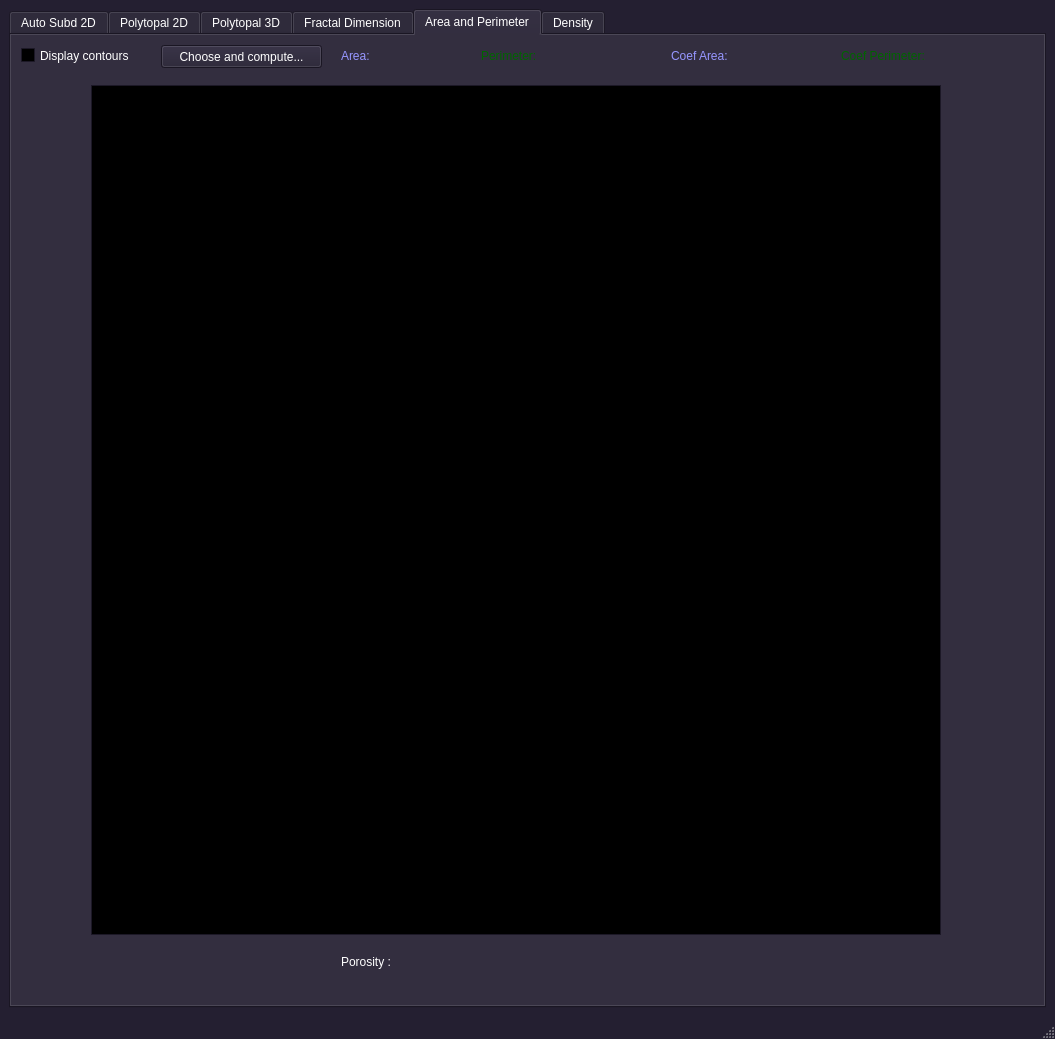
Above: src/gui/mainwindow.ui from borisbordeaux/Auto_Frac before the change. Below: the same form after it.
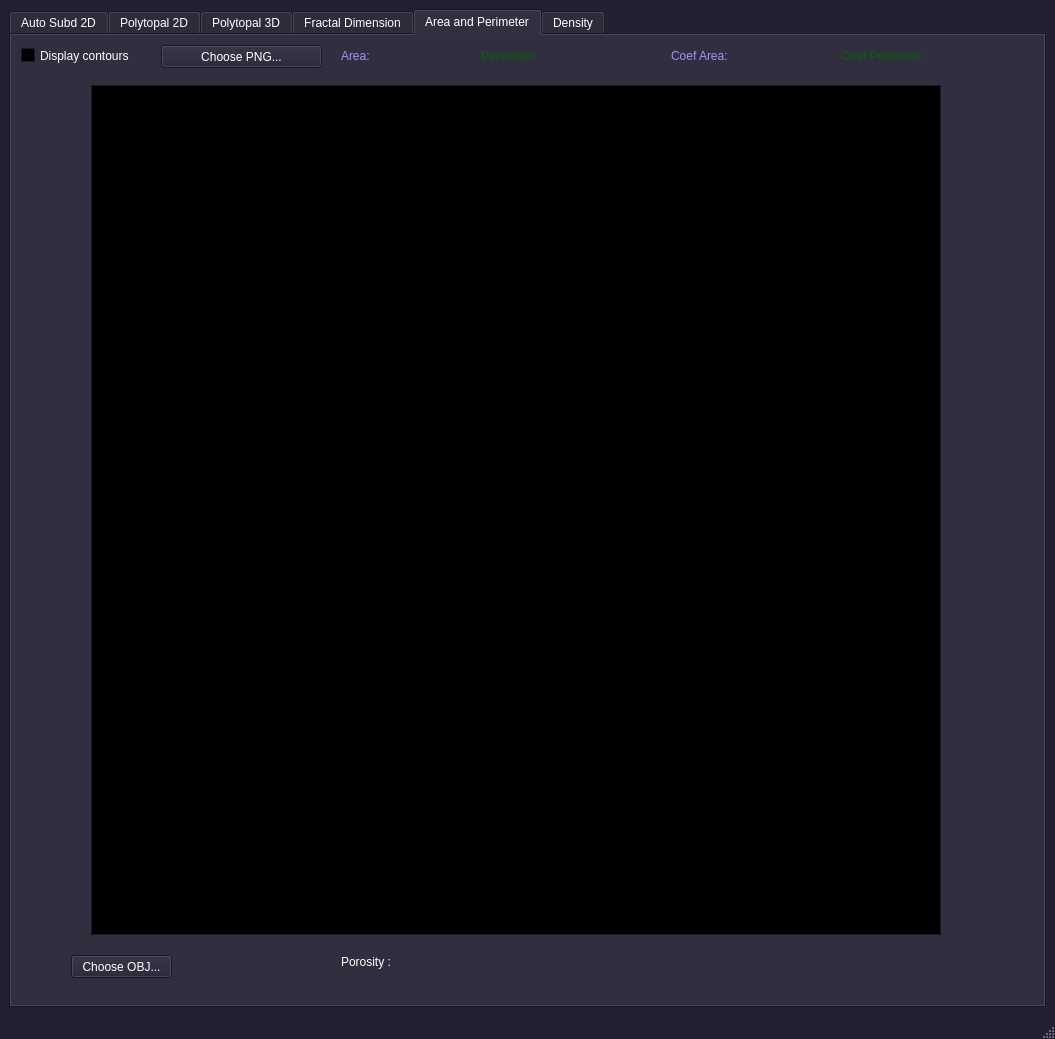
That is the form after the change. The open tabs and pages were chosen to show the change.

Commit message: Added mesh area and perimeter computation

Diff of the .ui file:
```diff
--- a/src/gui/mainwindow.ui
+++ b/src/gui/mainwindow.ui
@@ -1816,7 +1816,7 @@
          </rect>
         </property>
         <property name="text">
-         <string>Choose and compute...</string>
+         <string>Choose PNG...</string>
         </property>
        </widget>
        <widget class="QGraphicsView" name="graphicsView_stats">
@@ -1933,6 +1933,19 @@
          <string/>
         </property>
        </widget>
+       <widget class="QPushButton" name="pushButton_computeAreaPerimeterOBJ">
+        <property name="geometry">
+         <rect>
+          <x>60</x>
+          <y>920</y>
+          <width>101</width>
+          <height>23</height>
+         </rect>
+        </property>
+        <property name="text">
+         <string>Choose OBJ...</string>
+        </property>
+       </widget>
       </widget>
       <widget class="QWidget" name="tab_6">
        <attribute name="title">
```
Left out of the diff: 113 changed lines with no effect on the pictures. The commit also changes 11 other files.
